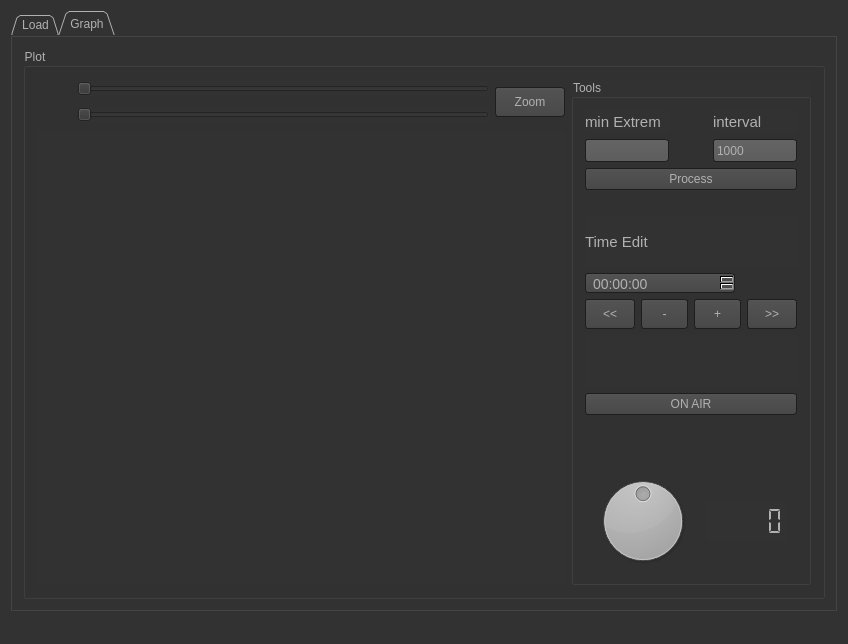
Above: QCustomPlot_Logs/mainwindow.ui from IvanPerletti/BugLot before the change. Below: the same form after it.
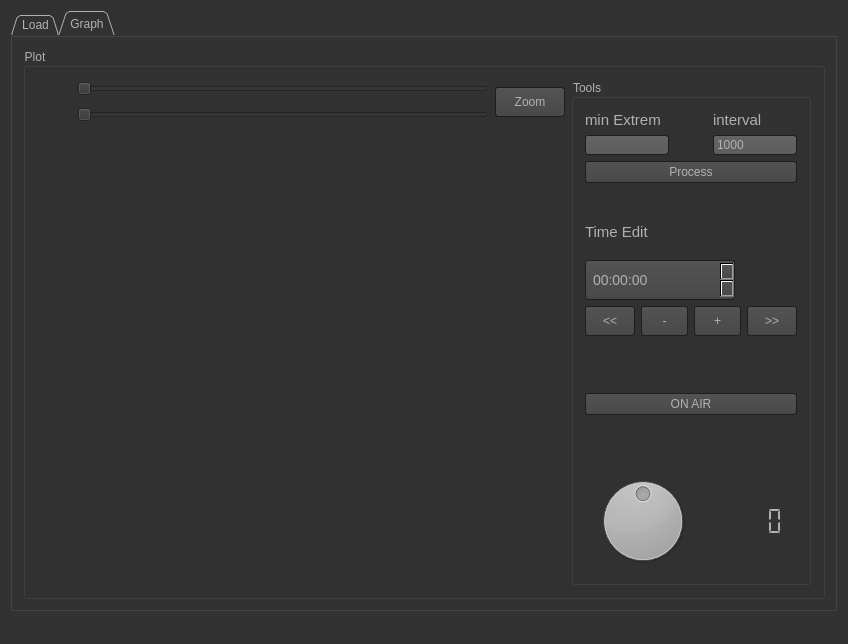
That is the form after the change. Icons and pictures are not drawn. Custom widgets are drawn as their Qt base class.

```diff
--- a/QCustomPlot_Logs/mainwindow.ui
+++ b/QCustomPlot_Logs/mainwindow.ui
@@ -996,18 +996,21 @@
                     <property name="minimumSize">
                      <size>
                       <width>150</width>
-                      <height>20</height>
+                      <height>40</height>
                      </size>
                     </property>
                     <property name="maximumSize">
                      <size>
                       <width>150</width>
-                      <height>20</height>
+                      <height>40</height>
                      </size>
                     </property>
                     <property name="toolTip">
                      <string>&lt;html&gt;&lt;head/&gt;&lt;body&gt;&lt;p&gt;Starting time HH:MM:SS to be displayed&lt;/p&gt;&lt;/body&gt;&lt;/html&gt;</string>
                     </property>
+                    <property name="styleSheet">
+                     <string notr="true">font: 15pt &quot;MS Shell Dlg 2&quot;;</string>
+                    </property>
                     <property name="displayFormat">
                      <string>HH:mm:ss</string>
                     </property>
```
